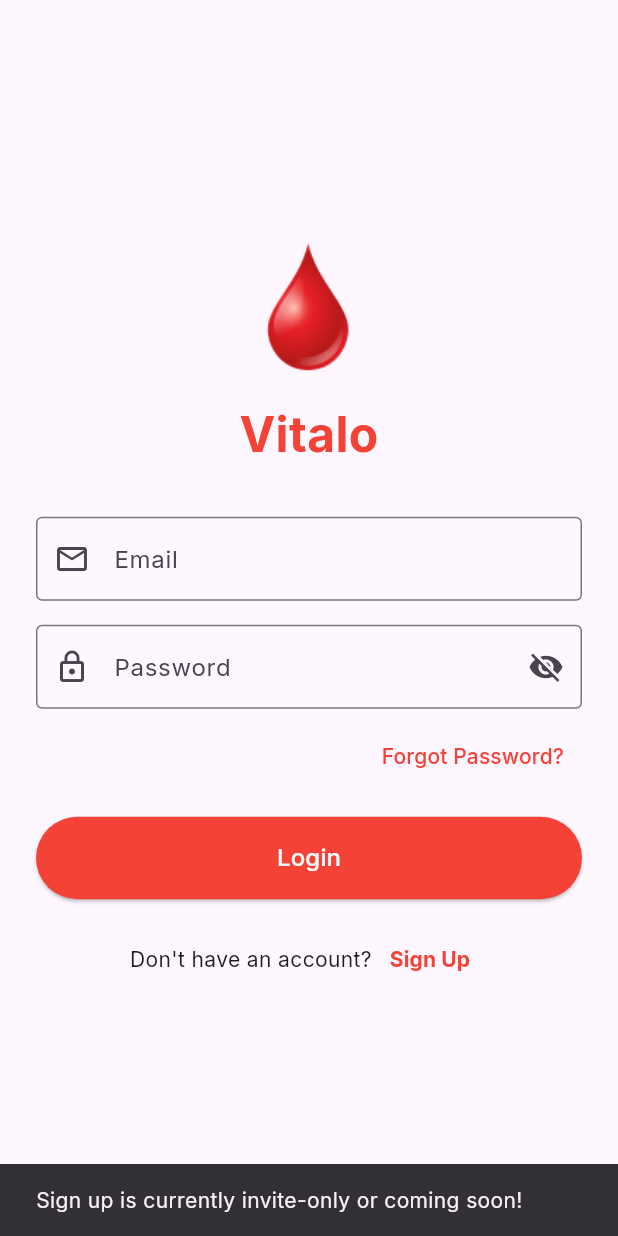
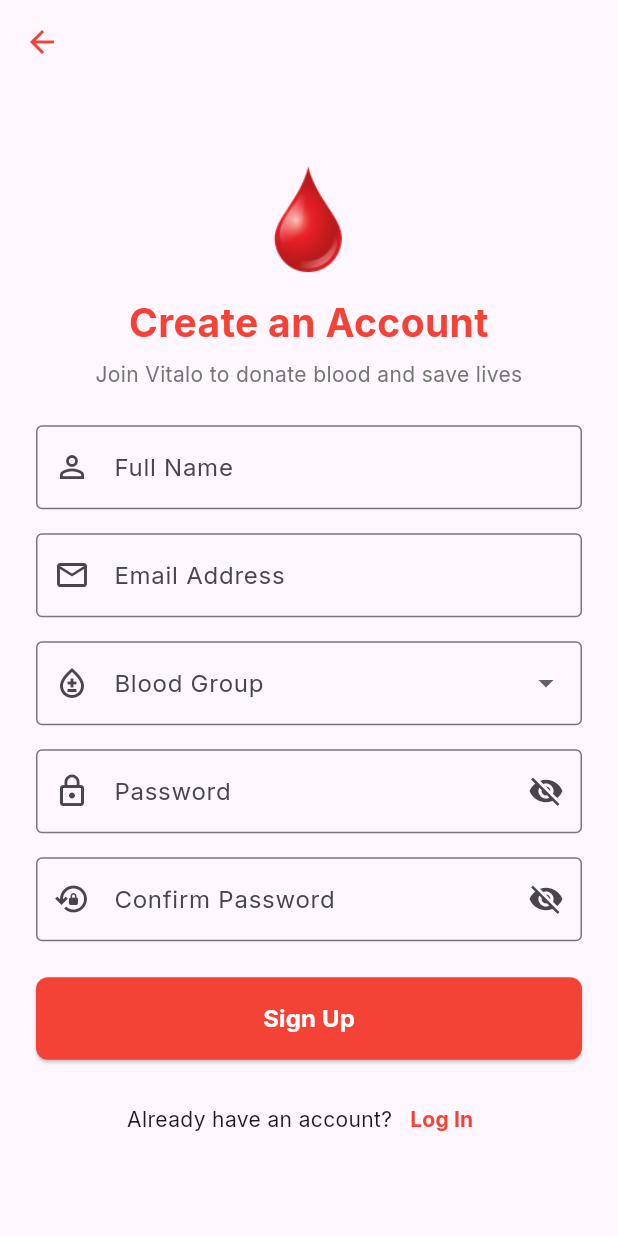
Before and after one commit to ma-liha/vitalo, a Flutter app: the screen it shows after launch, after a tap on "Sign Up", on a phone screen of 412 x 824 dp. Run offline on Flutter 3.47's test engine with Material 3 defaults, Android fonts, the phone set to English and light mode, and no system bars.

Commit message:
Create SignupScreen UI, validation, and navigation

```diff
--- a/lib/screens/login_page.dart
+++ b/lib/screens/login_page.dart
@@ -1,5 +1,6 @@
 import 'package:flutter/material.dart';
 import 'home_page.dart';
+import 'signup_page.dart';
 
 class LoginScreen extends StatefulWidget {
   const LoginScreen({super.key});
@@ -195,11 +196,10 @@
                     const Text("Don't have an account?"),
                     TextButton(
                       onPressed: () {
-                        ScaffoldMessenger.of(context).showSnackBar(
-                          const SnackBar(
-                            content: Text(
-                              'Sign up is currently invite-only or coming soon!',
-                            ),
+                        Navigator.push(
+                          context,
+                          MaterialPageRoute(
+                            builder: (context) => const SignupScreen(),
                           ),
                         );
                       },
--- /dev/null
+++ b/lib/screens/signup_page.dart
@@ -0,0 +1,279 @@
+import 'package:flutter/material.dart';
+
+class SignupScreen extends StatefulWidget {
+  const SignupScreen({super.key});
+
+  @override
+  State<SignupScreen> createState() => _SignupScreenState();
+}
+
+class _SignupScreenState extends State<SignupScreen> {
+  final _formKey = GlobalKey<FormState>();
+
+  final TextEditingController _nameController = TextEditingController();
+  final TextEditingController _emailController = TextEditingController();
+  final TextEditingController _passwordController = TextEditingController();
+  final TextEditingController _confirmPasswordController =
+      TextEditingController();
+
+  String? _selectedBloodGroup;
+  bool _obscurePassword = true;
+  bool _obscureConfirmPassword = true;
+
+  static const List<String> _bloodGroups = [
+    'A+',
+    'A-',
+    'B+',
+    'B-',
+    'AB+',
+    'AB-',
+    'O+',
+    'O-',
+  ];
+
+  @override
+  void dispose() {
+    _nameController.dispose();
+    _emailController.dispose();
+    _passwordController.dispose();
+    _confirmPasswordController.dispose();
+    super.dispose();
+  }
+
+  void _handleSignup() {
+    if (_formKey.currentState!.validate()) {
+      // In the next step, Tanvir will wire this up to Firebase Auth!
+      ScaffoldMessenger.of(context).showSnackBar(
+        SnackBar(
+          content: Text(
+            'Creating account for ${_nameController.text.trim()}...',
+          ),
+          backgroundColor: Colors.green,
+        ),
+      );
+    }
+  }
+
+  @override
+  Widget build(BuildContext context) {
+    return Scaffold(
+      appBar: AppBar(
+        backgroundColor: Colors.transparent,
+        elevation: 0,
+        foregroundColor: Colors.red,
+      ),
+      body: SafeArea(
+        child: Center(
+          child: SingleChildScrollView(
+            padding: const EdgeInsets.symmetric(horizontal: 24.0, vertical: 8.0),
+            child: Form(
+              key: _formKey,
+              child: Column(
+                mainAxisAlignment: MainAxisAlignment.center,
+                crossAxisAlignment: CrossAxisAlignment.stretch,
+                children: [
+                  Image.asset('images/logo2.png', height: 75),
+                  const SizedBox(height: 12),
+                  const Text(
+                    'Create an Account',
+                    textAlign: TextAlign.center,
+                    style: TextStyle(
+                      fontSize: 26,
+                      fontWeight: FontWeight.bold,
+                      color: Colors.red,
+                    ),
+                  ),
+                  const SizedBox(height: 6),
+                  Text(
+                    'Join Vitalo to donate blood and save lives',
+                    textAlign: TextAlign.center,
+                    style: TextStyle(
+                      fontSize: 14,
+                      color: Colors.grey.shade600,
+                    ),
+                  ),
+                  const SizedBox(height: 24),
+
+                  // Name Field
+                  TextFormField(
+                    controller: _nameController,
+                    decoration: const InputDecoration(
+                      labelText: 'Full Name',
+                      prefixIcon: Icon(Icons.person_outline),
+                      border: OutlineInputBorder(),
+                    ),
+                    validator: (value) {
+                      if (value == null || value.trim().isEmpty) {
+                        return 'Please enter your full name';
+                      }
+                      return null;
+                    },
+                  ),
+                  const SizedBox(height: 16),
+
+                  // Email Field
+                  TextFormField(
+                    controller: _emailController,
+                    keyboardType: TextInputType.emailAddress,
+                    decoration: const InputDecoration(
+                      labelText: 'Email Address',
+                      prefixIcon: Icon(Icons.email_outlined),
+                      border: OutlineInputBorder(),
+                    ),
+                    validator: (value) {
+                      if (value == null || value.trim().isEmpty) {
+                        return 'Please enter your email';
+                      }
+                      final emailRegex = RegExp(
+                        r'^[\w\.\-]+@[\w\-]+\.[a-zA-Z]{2,}$',
+                      );
+                      if (!emailRegex.hasMatch(value.trim())) {
+                        return 'Please enter a valid email format';
+                      }
+                      return null;
+                    },
+                  ),
+                  const SizedBox(height: 16),
+
+                  // Blood Group Dropdown
+                  DropdownButtonFormField<String>(
+                    value: _selectedBloodGroup,
+                    decoration: const InputDecoration(
+                      labelText: 'Blood Group',
+                      prefixIcon: Icon(Icons.bloodtype_outlined),
+                      border: OutlineInputBorder(),
+                    ),
+                    items: _bloodGroups.map((group) {
+                      return DropdownMenuItem(
+                        value: group,
+                        child: Text(group),
+                      );
+                    }).toList(),
+                    onChanged: (value) {
+                      setState(() {
+                        _selectedBloodGroup = value;
+                      });
+                    },
+                    validator: (value) {
+                      if (value == null || value.isEmpty) {
+                        return 'Please select your blood group';
+                      }
+                      return null;
+                    },
+                  ),
+                  const SizedBox(height: 16),
+
+                  // Password Field
+                  TextFormField(
+                    controller: _passwordController,
+                    obscureText: _obscurePassword,
+                    decoration: InputDecoration(
+                      labelText: 'Password',
+                      prefixIcon: const Icon(Icons.lock_outline),
+                      border: const OutlineInputBorder(),
+                      suffixIcon: IconButton(
+                        icon: Icon(
+                          _obscurePassword
+                              ? Icons.visibility_off
+                              : Icons.visibility,
+                        ),
+                        onPressed: () {
+                          setState(() {
+                            _obscurePassword = !_obscurePassword;
+                          });
+                        },
+                      ),
+                    ),
+                    validator: (value) {
+                      if (value == null || value.isEmpty) {
+                        return 'Please enter your password';
+                      }
+                      if (value.length < 8) {
+                        return 'Password must be at least 8 characters';
+                      }
+                      return null;
+                    },
+                  ),
+                  const SizedBox(height: 16),
+
+                  // Confirm Password Field
+                  TextFormField(
+                    controller: _confirmPasswordController,
+                    obscureText: _obscureConfirmPassword,
+                    decoration: InputDecoration(
+                      labelText: 'Confirm Password',
+                      prefixIcon: const Icon(Icons.lock_reset_outlined),
+                      border: const OutlineInputBorder(),
+                      suffixIcon: IconButton(
+                        icon: Icon(
+                          _obscureConfirmPassword
+                              ? Icons.visibility_off
+                              : Icons.visibility,
+                        ),
+                        onPressed: () {
+                          setState(() {
+                            _obscureConfirmPassword =
+                                !_obscureConfirmPassword;
+                          });
+                        },
+                      ),
+                    ),
+                    validator: (value) {
+                      if (value == null || value.isEmpty) {
+                        return 'Please confirm your password';
+                      }
+                      if (value != _passwordController.text) {
+                        return 'Passwords do not match';
+                      }
+                      return null;
+                    },
+                  ),
+                  const SizedBox(height: 24),
+
+                  // Submit Button
+                  ElevatedButton(
+                    onPressed: _handleSignup,
+                    style: ElevatedButton.styleFrom(
+                      padding: const EdgeInsets.symmetric(vertical: 16),
+                      backgroundColor: Colors.red,
+                      foregroundColor: Colors.white,
+                      shape: RoundedRectangleBorder(
+                        borderRadius: BorderRadius.circular(8),
+                      ),
+                    ),
+                    child: const Text(
+                      'Sign Up',
+                      style: TextStyle(
+                        fontSize: 16,
+                        fontWeight: FontWeight.bold,
+                      ),
+                    ),
+                  ),
+                  const SizedBox(height: 16),
+
+                  // Back to Login Link
+                  Row(
+                    mainAxisAlignment: MainAxisAlignment.center,
+                    children: [
+                      const Text('Already have an account?'),
+                      TextButton(
+                        onPressed: () => Navigator.pop(context),
+                        child: const Text(
+                          'Log In',
+                          style: TextStyle(
+                            color: Colors.red,
+                            fontWeight: FontWeight.bold,
+                          ),
+                        ),
+                      ),
+                    ],
+                  ),
+                ],
+              ),
+            ),
+          ),
+        ),
+      ),
+    );
+  }
+}
```
Also changed, not shown: 1 other file.
